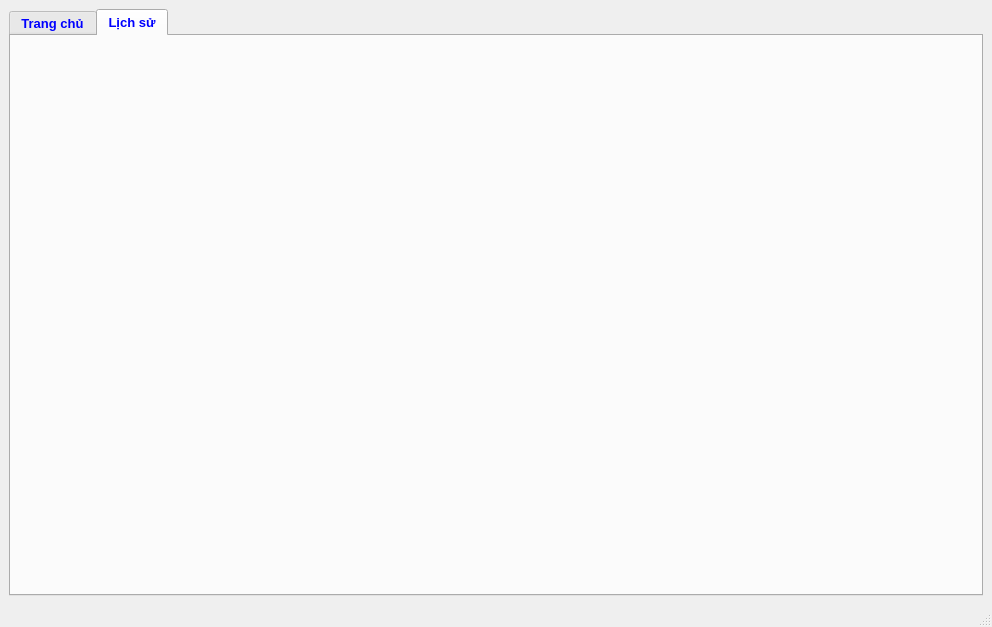
Before: the Qt Designer form GUI.ui in Cutreson/Code, drawn with Qt 5.
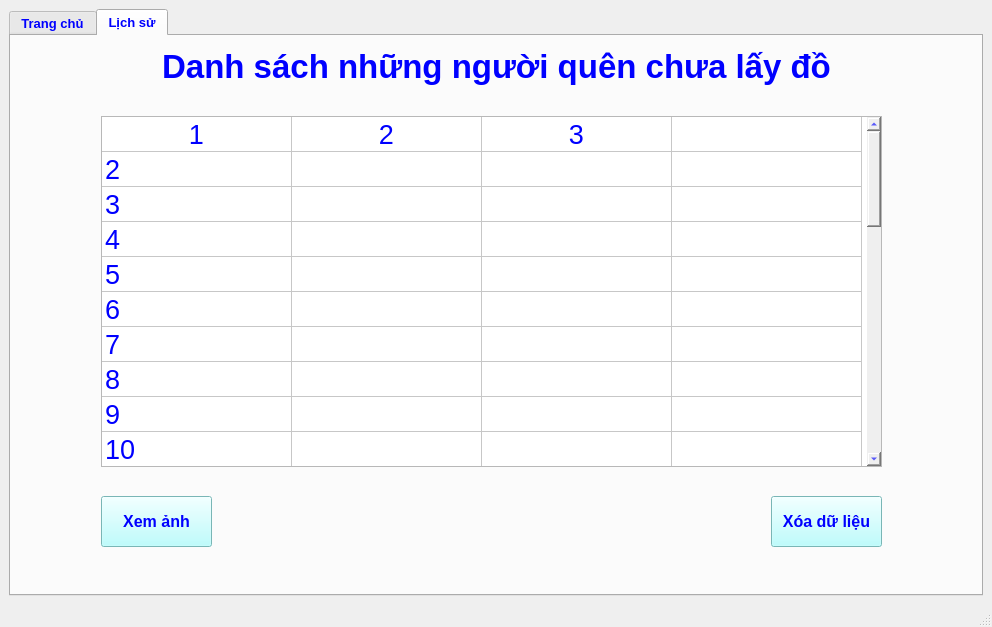
After: the same form once the commit is applied. The open tabs and pages were chosen to show the change.

```diff
--- a/GUI.ui
+++ b/GUI.ui
@@ -289,6 +289,474 @@
        <attribute name="title">
         <string>Lịch sử</string>
        </attribute>
+       <widget class="QLabel" name="label_2">
+        <property name="geometry">
+         <rect>
+          <x>0</x>
+          <y>0</y>
+          <width>971</width>
+          <height>61</height>
+         </rect>
+        </property>
+        <property name="font">
+         <font>
+          <pointsize>25</pointsize>
+          <weight>75</weight>
+          <bold>true</bold>
+         </font>
+        </property>
+        <property name="text">
+         <string>Danh sách những người quên chưa lấy đồ</string>
+        </property>
+        <property name="alignment">
+         <set>Qt::AlignCenter</set>
+        </property>
+       </widget>
+       <widget class="QPushButton" name="btn_view_Img">
+        <property name="geometry">
+         <rect>
+          <x>90</x>
+          <y>460</y>
+          <width>111</width>
+          <height>51</height>
+         </rect>
+        </property>
+        <property name="font">
+         <font>
+          <pointsize>12</pointsize>
+          <weight>75</weight>
+          <bold>true</bold>
+         </font>
+        </property>
+        <property name="styleSheet">
+         <string notr="true">background-color: rgb(170, 255, 255);
+border-color: rgb(255, 0, 0);</string>
+        </property>
+        <property name="text">
+         <string>Xem ảnh</string>
+        </property>
+       </widget>
+       <widget class="QPushButton" name="btn_delete">
+        <property name="geometry">
+         <rect>
+          <x>760</x>
+          <y>460</y>
+          <width>111</width>
+          <height>51</height>
+         </rect>
+        </property>
+        <property name="font">
+         <font>
+          <pointsize>12</pointsize>
+          <weight>75</weight>
+          <bold>true</bold>
+         </font>
+        </property>
+        <property name="styleSheet">
+         <string notr="true">background-color: rgb(170, 255, 255);
+border-color: rgb(255, 0, 0);</string>
+        </property>
+        <property name="text">
+         <string>Xóa dữ liệu</string>
+        </property>
+       </widget>
+       <widget class="QTableWidget" name="table_Data">
+        <property name="enabled">
+         <bool>true</bool>
+        </property>
+        <property name="geometry">
+         <rect>
+          <x>90</x>
+          <y>80</y>
+          <width>781</width>
+          <height>351</height>
+         </rect>
+        </property>
+        <property name="font">
+         <font>
+          <family>MS Shell Dlg 2</family>
+          <pointsize>20</pointsize>
+          <weight>50</weight>
+          <italic>false</italic>
+          <bold>false</bold>
+         </font>
+        </property>
+        <property name="styleSheet">
+         <string notr="true">font: 20pt &quot;MS Shell Dlg 2&quot;;
+border-color: rgb(0, 0, 0);
+border-color: qlineargradient(spread:pad, x1:0, y1:0, x2:1, y2:0, stop:0 rgba(0, 0, 0, 255), stop:1 rgba(255, 255, 255, 255));</string>
+        </property>
+        <property name="lineWidth">
+         <number>1</number>
+        </property>
+        <property name="sizeAdjustPolicy">
+         <enum>QAbstractScrollArea::AdjustIgnored</enum>
+        </property>
+        <property name="autoScroll">
+         <bool>true</bool>
+        </property>
+        <property name="selectionMode">
+         <enum>QAbstractItemView::MultiSelection</enum>
+        </property>
+        <property name="textElideMode">
+         <enum>Qt::ElideMiddle</enum>
+        </property>
+        <property name="showGrid">
+         <bool>true</bool>
+        </property>
+        <property name="gridStyle">
+         <enum>Qt::SolidLine</enum>
+        </property>
+        <property name="sortingEnabled">
+         <bool>false</bool>
+        </property>
+        <property name="cornerButtonEnabled">
+         <bool>true</bool>
+        </property>
+        <property name="rowCount">
+         <number>30</number>
+        </property>
+        <attribute name="horizontalHeaderVisible">
+         <bool>false</bool>
+        </attribute>
+        <attribute name="horizontalHeaderCascadingSectionResizes">
+         <bool>false</bool>
+        </attribute>
+        <attribute name="horizontalHeaderDefaultSectionSize">
+         <number>190</number>
+        </attribute>
+        <attribute name="horizontalHeaderHighlightSections">
+         <bool>true</bool>
+        </attribute>
+        <attribute name="horizontalHeaderMinimumSectionSize">
+         <number>30</number>
+        </attribute>
+        <attribute name="horizontalHeaderShowSortIndicator" stdset="0">
+         <bool>false</bool>
+        </attribute>
+        <attribute name="horizontalHeaderStretchLastSection">
+         <bool>false</bool>
+        </attribute>
+        <attribute name="verticalHeaderVisible">
+         <bool>false</bool>
+        </attribute>
+        <attribute name="verticalHeaderCascadingSectionResizes">
+         <bool>false</bool>
+        </attribute>
+        <attribute name="verticalHeaderDefaultSectionSize">
+         <number>30</number>
+        </attribute>
+        <attribute name="verticalHeaderMinimumSectionSize">
+         <number>30</number>
+        </attribute>
+        <row/>
+        <row/>
+        <row/>
+        <row/>
+        <row/>
+        <row/>
+        <row/>
+        <row/>
+        <row/>
+        <row/>
+        <row/>
+        <row/>
+        <row/>
+        <row/>
+        <row/>
+        <row/>
+        <row/>
+        <row/>
+        <row/>
+        <row/>
+        <row/>
+        <row/>
+        <row/>
+        <row/>
+        <row/>
+        <row/>
+        <row/>
+        <row/>
+        <row/>
+        <row/>
+        <column>
+         <property name="text">
+          <string>STT</string>
+         </property>
+         <property name="font">
+          <font>
+           <pointsize>16</pointsize>
+           <weight>75</weight>
+           <bold>true</bold>
+          </font>
+         </property>
+         <property name="textAlignment">
+          <set>AlignCenter</set>
+         </property>
+         <property name="foreground">
+          <brush brushstyle="SolidPattern">
+           <color alpha="255">
+            <red>0</red>
+            <green>0</green>
+            <blue>0</blue>
+           </color>
+          </brush>
+         </property>
+        </column>
+        <column>
+         <property name="text">
+          <string>Số tủ</string>
+         </property>
+         <property name="font">
+          <font>
+           <pointsize>16</pointsize>
+           <weight>75</weight>
+           <bold>true</bold>
+          </font>
+         </property>
+         <property name="textAlignment">
+          <set>AlignCenter</set>
+         </property>
+         <property name="foreground">
+          <brush brushstyle="SolidPattern">
+           <color alpha="255">
+            <red>0</red>
+            <green>0</green>
+            <blue>0</blue>
+           </color>
+          </brush>
+         </property>
+        </column>
+        <column>
+         <property name="text">
+          <string>Ngày gửi</string>
+         </property>
+         <property name="font">
+          <font>
+           <pointsize>16</pointsize>
+           <weight>75</weight>
+           <bold>true</bold>
+          </font>
+         </property>
+         <property name="textAlignment">
+          <set>AlignCenter</set>
+         </property>
+         <property name="foreground">
+          <brush brushstyle="SolidPattern">
+           <color alpha="255">
+            <red>0</red>
+            <green>0</green>
+            <blue>0</blue>
+           </color>
+          </brush>
+         </property>
+        </column>
+        <column>
+         <property name="text">
+          <string>Giờ gửi</string>
+         </property>
+         <property name="font">
+          <font>
+           <pointsize>16</pointsize>
+           <weight>75</weight>
+           <bold>true</bold>
+          </font>
+         </property>
+         <property name="textAlignment">
+          <set>AlignCenter</set>
+         </property>
+         <property name="foreground">
+          <brush brushstyle="SolidPattern">
+           <color alpha="255">
+            <red>0</red>
+            <green>0</green>
+            <blue>0</blue>
+           </color>
+          </brush>
+         </property>
+        </column>
+        <item row="0" column="0">
+         <property name="text">
+          <string>1</string>
+         </property>
+         <property name="textAlignment">
+          <set>AlignCenter</set>
+         </property>
+        </item>
+        <item row="0" column="1">
+         <property name="text">
+          <string>2</string>
+         </property>
+         <property name="textAlignment">
+          <set>AlignCenter</set>
+         </property>
+        </item>
+        <item row="0" column="2">
+         <property name="text">
+          <string>3</string>
+         </property>
+         <property name="textAlignment">
+          <set>AlignCenter</set>
+         </property>
+        </item>
+        <item row="1" column="0">
+         <property name="text">
+          <string>2</string>
+         </property>
+        </item>
+        <item row="2" column="0">
+         <property name="text">
+          <string>3</string>
+         </property>
+        </item>
+        <item row="3" column="0">
+         <property name="text">
+          <string>4</string>
+         </property>
+        </item>
+        <item row="4" column="0">
+         <property name="text">
+          <string>5</string>
+         </property>
+        </item>
+        <item row="5" column="0">
+         <property name="text">
+          <string>6</string>
+         </property>
+        </item>
+        <item row="6" column="0">
+         <property name="text">
+          <string>7</string>
+         </property>
+        </item>
+        <item row="6" column="2">
+         <property name="text">
+          <string/>
+         </property>
+         <property name="font">
+          <font>
+           <pointsize>10</pointsize>
+           <weight>75</weight>
+           <bold>true</bold>
+          </font>
+         </property>
+        </item>
+        <item row="7" column="0">
+         <property name="text">
+          <string>8</string>
+         </property>
+        </item>
+        <item row="8" column="0">
+         <property name="text">
+          <string>9</string>
+         </property>
+        </item>
+        <item row="9" column="0">
+         <property name="text">
+          <string>10</string>
+         </property>
+        </item>
+        <item row="10" column="0">
+         <property name="text">
+          <string>11</string>
+         </property>
+        </item>
+        <item row="11" column="0">
+         <property name="text">
+          <string>12</string>
+         </property>
+        </item>
+        <item row="12" column="0">
+         <property name="text">
+          <string>13</string>
+         </property>
+        </item>
+        <item row="13" column="0">
+         <property name="text">
+          <string>14</string>
+         </property>
+        </item>
+        <item row="14" column="0">
+         <property name="text">
+          <string>15</string>
+         </property>
+        </item>
+        <item row="15" column="0">
+         <property name="text">
+          <string>16</string>
+         </property>
+        </item>
+        <item row="16" column="0">
+         <property name="text">
+          <string>17</string>
+         </property>
+        </item>
+        <item row="17" column="0">
+         <property name="text">
+          <string>18</string>
+         </property>
+        </item>
+        <item row="18" column="0">
+         <property name="text">
+          <string>19</string>
+         </property>
+        </item>
+        <item row="19" column="0">
+         <property name="text">
+          <string>20</string>
+         </property>
+        </item>
+        <item row="20" column="0">
+         <property name="text">
+          <string>21</string>
+         </property>
+        </item>
+        <item row="21" column="0">
+         <property name="text">
+          <string>22</string>
+         </property>
+        </item>
+        <item row="22" column="0">
+         <property name="text">
+          <string>23</string>
+         </property>
+        </item>
+        <item row="23" column="0">
+         <property name="text">
+          <string>24</string>
+         </property>
+        </item>
+        <item row="24" column="0">
+         <property name="text">
+          <string>25</string>
+         </property>
+        </item>
+        <item row="25" column="0">
+         <property name="text">
+          <string>26</string>
+         </property>
+        </item>
+        <item row="26" column="0">
+         <property name="text">
+          <string>27</string>
+         </property>
+        </item>
+        <item row="27" column="0">
+         <property name="text">
+          <string>28</string>
+         </property>
+        </item>
+        <item row="28" column="0">
+         <property name="text">
+          <string>29</string>
+         </property>
+        </item>
+        <item row="29" column="0">
+         <property name="text">
+          <string>30</string>
+         </property>
+        </item>
+       </widget>
       </widget>
      </widget>
     </item>
```
Left out of the diff: 8 changed lines with no effect on the pictures.
